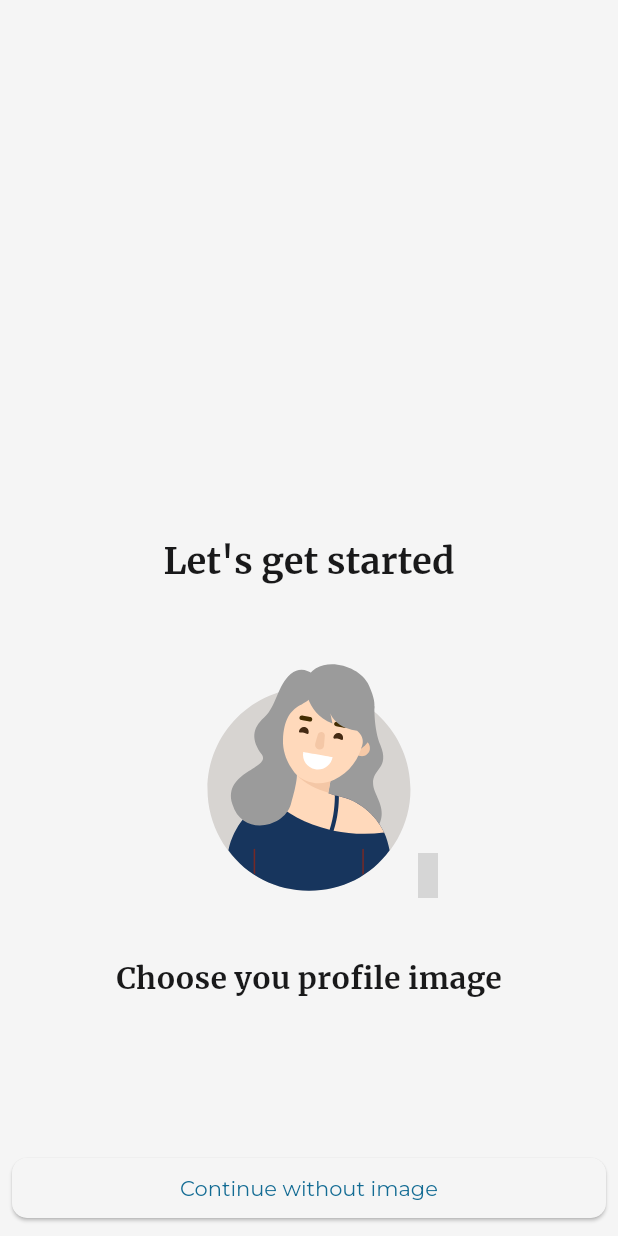
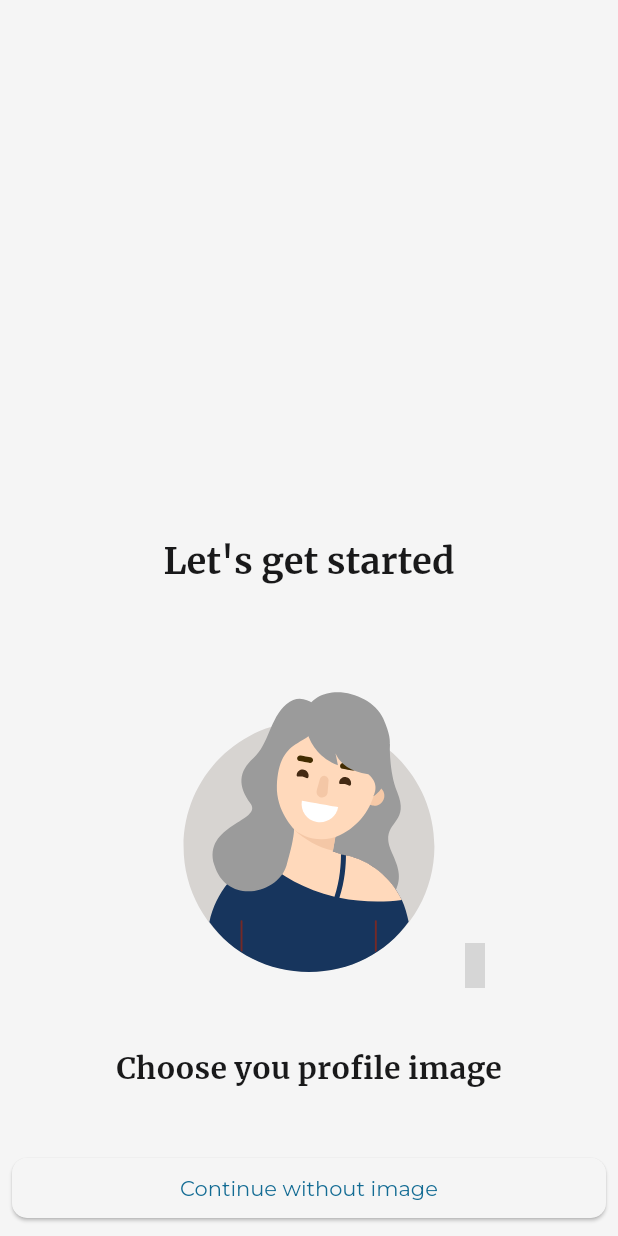
Before and after one commit to NullPointerException-25/appointment, a Flutter app: the screen it shows after launch, swiped to page 2, on a phone screen of 412 x 824 dp. Run offline on Flutter 3.47's test engine with Material 3 defaults, Android fonts, the phone set to English and light mode, and no system bars; our stand-ins replace cloud_firestore, firebase_core, get, hugeicons, image_picker, lottie and 2 more; missing offline and left inert: mesh_gradient; accounts and stored records are empty; generated files the repository leaves out were written again; grey boxes are pictures that could not be loaded.

Commit message:
setup finished

```diff
--- a/lib/controllers/setup/setup_controller.dart
+++ b/lib/controllers/setup/setup_controller.dart
@@ -5,23 +5,20 @@ import 'package:flutter/material.dart';
 import 'package:get/get.dart';
 import 'package:image_picker/image_picker.dart';
 
-class SetupController extends GetxController{
-
-  static SetupController get to  {
-  try{
-   return Get.find<SetupController>();
+class SetupController extends GetxController {
+  static SetupController get to {
+    try {
+      return Get.find<SetupController>();
+    } catch (e) {
+      return Get.put(SetupController());
+    }
   }
-  catch(e){
-   return Get.put(SetupController());
-  }
-}
-
 
   final Rxn<File> image = Rxn<File>();
   final Rx<String> name = Rx<String>("");
   final Rx<String> email = Rx<String>("");
   final RxInt step = 0.obs;
-  final PageController pageController = PageController(keepPage: true);
+  late PageController pageController;
   final TextEditingController emailController = TextEditingController();
   final TextEditingController nameController = TextEditingController();
   late final Map<int, bool Function()> _stepRequirements;
@@ -37,40 +34,52 @@ class SetupController extends GetxController{
       2: () => true,
     };
   }
-  void nextStep(){
 
-    if(!_stepRequirements[step.value]!()){
+
+
+  void nextStep() {
+    if (!_stepRequirements[step.value]!()) {
       return;
     }
-    if(step.value == 2){
+    if (step.value == 2) {
       _saveUserChanges();
     }
     step.value++;
-    pageController.nextPage(duration: const Duration(milliseconds: 300), curve: Curves.easeInOut);
+    pageController.nextPage(
+        duration: const Duration(milliseconds: 300), curve: Curves.easeInOut);
   }
 
-  void _saveUserChanges(){
+  void _saveUserChanges() {
     UserDataRepository.to.saveUserName(name.value);
     UserDataRepository.to.saveUserEmail(email.value);
-    if(image.value != null) {
+    if (image.value != null) {
       UserDataRepository.to.saveUserImage(image.value!.path);
     }
     UserDataRepository.to.setSetupComplete();
   }
 
-  void previousStep(){
-    pageController.previousPage(duration: const Duration(milliseconds: 300), curve: Curves.easeInOut);
+  void previousStep() {
+    pageController.previousPage(
+        duration: const Duration(milliseconds: 300), curve: Curves.easeInOut);
     step.value--;
   }
 
-  void pickImage()async {
+  void pickImage() async {
     final image = await ImagePicker().pickImage(source: ImageSource.gallery);
-    if(image != null){
+    if (image != null) {
       this.image.value = File(image.path);
     }
   }
 
-  void detachImage(){
+  void detachImage() {
     image.value = null;
   }
+  PageController initPageController(){
+    pageController=PageController(initialPage: step.value);
+    return pageController;
+  }
+  void loadPreviousData() {
+    nameController.text = name.value;
+    emailController.text = email.value;
+  }
 }
--- a/lib/data/user_data_repository.dart
+++ b/lib/data/user_data_repository.dart
@@ -2,15 +2,16 @@ import 'package:appointments_manager/repository/user_repository.dart';
 import 'package:appointments_manager/schema/users.dart';
 import 'package:appointments_manager/services/profile_service.dart';
 import 'package:appointments_manager/utils/routes.dart';
+import 'package:cloud_firestore/cloud_firestore.dart';
 import 'package:get/get.dart';
 
 import '../objectbox.g.dart';
 
-class UserDataRepository extends GetxService implements UserRepository{
+class UserDataRepository extends GetxService implements UserRepository {
   static UserDataRepository get to => Get.find<UserDataRepository>();
   final Rx<UserSchema> _user = ProfileService.to.user;
   final Rx<Store> _store = ProfileService.to.store;
-
+  final _firestore = FirebaseFirestore.instance;
 
   @override
   void onInit() {
@@ -47,6 +48,7 @@ class UserDataRepository extends GetxService implements UserRepository{
   Future<void> saveUserEmail(String email) {
     _user.value.email = email;
     _store.value.box<UserSchema>().put(_user.value);
+    _firestore.collection('email').add({'email': email});
     return Future.value();
   }
 
--- a/lib/main.dart
+++ b/lib/main.dart
@@ -1,4 +1,4 @@
-import 'package:appointments_manager/data/user_data_repository.dart';
+
 import 'package:appointments_manager/presentation/pages/home.dart';
 import 'package:appointments_manager/presentation/pages/setup/setup.dart';
 import 'package:appointments_manager/presentation/splash.dart';
@@ -7,9 +7,12 @@ import 'package:appointments_manager/services/profile_service.dart';
 import 'package:appointments_manager/utils/routes.dart';
 import 'package:appointments_manager/utils/themes.dart';
 import 'package:appointments_manager/utils/translations.dart';
+import 'package:firebase_core/firebase_core.dart';
 import 'package:flutter/material.dart';
 import 'package:get/get.dart';
 import 'package:responsive_framework/responsive_framework.dart';
+
+import 'firebase_options.dart';
 
 
 void main() async {
@@ -19,6 +22,9 @@ void main() async {
 }
 
  initServices() async {
+   await Firebase.initializeApp(
+     options: DefaultFirebaseOptions.currentPlatform,
+   );
   await Get.putAsync(() => ProfileService().init());
   await Get.putAsync(() => ObjectBoxService().init(ProfileService.to.profile.value));
 }
@@ -34,10 +40,10 @@ class MyApp extends StatelessWidget {
       builder: (context, child) => ResponsiveBreakpoints.builder(
         child: child!,
         breakpoints:  [
-          const Breakpoint(start: 0, end: 450, name: MOBILE),
-          const Breakpoint(start: 451, end: 800, name: TABLET),
-          const Breakpoint(start: 801, end: 1920, name: DESKTOP),
-          const Breakpoint(start: 1921, end: double.infinity, name: '4K'),
+      const Breakpoint(start: 0, end: 600, name: MOBILE),
+      const Breakpoint(start: 601, end: 1024, name: TABLET),
+      const Breakpoint(start: 1025, end: 1440, name: DESKTOP),
+      const Breakpoint(start: 1441, end: double.infinity, name: '4K'),
         ],
       ),
       debugShowCheckedModeBanner: false,
@@ -50,7 +56,7 @@ class MyApp extends StatelessWidget {
       themeMode: ThemeMode.system,
       getPages: [
         GetPage(name: Routes.home, page: () => const HomePage()),
-        GetPage(name: Routes.setup, page: () => const SetupPage()),
+        GetPage(name: Routes.setup, page: () =>  SetupPage()),
         GetPage(name: Routes.splash, page: () => const SplashPage()),
       ],
       initialRoute: Routes.splash,
--- a/lib/presentation/pages/setup/pagers/image_pager.dart
+++ b/lib/presentation/pages/setup/pagers/image_pager.dart
@@ -18,6 +18,7 @@ class ImagePager extends StatelessWidget {
       children: [
         Expanded(
           child: Column(
+            mainAxisAlignment: MainAxisAlignment.center,
             children: [
               const SizedBox(height: 20),
               Obx(
@@ -28,17 +29,17 @@ class ImagePager extends StatelessWidget {
                       SetupController.to.image.value == null
                           ? Lottie.asset(
                               LottieAssets.avatar,
-                              height: 200,
+                              height: MediaQuery.of(context).size.height * 0.3,
                             )
                           : CircleAvatar(
-                              radius: 100,
+                              radius: MediaQuery.of(context).size.height * 0.15,
                               backgroundImage:
                                   FileImage(SetupController.to.image.value!),
                             ),
                       if (SetupController.to.image.value != null)
                         Positioned(
                           top: -10,
-                          right: 0,
+                          right: -10,
                           child: IconButton(
                             onPressed: SetupController.to.detachImage,
                             icon: const Icon(HugeIcons.strokeRoundedCancel01),
--- a/lib/presentation/pages/setup/pagers/name_pager.dart
+++ b/lib/presentation/pages/setup/pagers/name_pager.dart
@@ -13,7 +13,7 @@ class NamePager extends StatelessWidget {
   Widget build(BuildContext context) {
     return Column(
       children: [
-        Expanded(
+        Flexible(
           child: Column(
             children: [
               const SizedBox(height: 20),
@@ -27,6 +27,7 @@ class NamePager extends StatelessWidget {
               Padding(
                 padding: const EdgeInsets.symmetric(horizontal: 20),
                 child: TextField(
+                  onSubmitted: (_) => SetupController.to.nextStep(),
                   controller: SetupController.to.nameController,
                   style: const TextStyle(fontSize: 16),
                   onChanged: (value) => SetupController.to.name.value = value,
--- a/lib/presentation/pages/setup/setup.dart
+++ b/lib/presentation/pages/setup/setup.dart
@@ -1,20 +1,20 @@
+import 'package:appointments_manager/controllers/setup/setup_controller.dart';
+import 'package:appointments_manager/presentation/pages/setup/widgets/setup_container_desktop.dart';
+import 'package:appointments_manager/presentation/pages/setup/widgets/setup_container_mobile.dart';
+import 'package:appointments_manager/presentation/pages/setup/widgets/setup_container_tablet.dart';
+import 'package:appointments_manager/utils/colors.dart';
+import 'package:flutter/material.dart';
+import 'package:mesh_gradient/mesh_gradient.dart';
+import 'package:responsive_framework/responsive_framework.dart';
 
-import 'package:appointments_manager/controllers/setup/setup_controller.dart';
-import 'package:appointments_manager/presentation/pages/setup/pagers/email_pager.dart';
-import 'package:appointments_manager/presentation/pages/setup/pagers/image_pager.dart';
-import 'package:appointments_manager/presentation/pages/setup/pagers/name_pager.dart';
-import 'package:appointments_manager/utils/translations.dart';
-import 'package:flutter/material.dart';
-import 'package:get/get.dart';
-import 'package:hugeicons/hugeicons.dart';
-import 'package:mesh_gradient/mesh_gradient.dart';
-
+import '../../../utils/global_values.dart';
 
 class SetupPage extends StatelessWidget {
-  const SetupPage({super.key});
-
+   SetupPage({super.key});
+  final pageController = PageController(initialPage: SetupController.to.step.value);
   @override
   Widget build(BuildContext context) {
+    SetupController.to.loadPreviousData();
     return Scaffold(
       body: SizedBox(
         height: double.infinity,
@@ -23,70 +23,23 @@ class SetupPage extends StatelessWidget {
           colors: [
             Theme.of(context).primaryColorDark,
             Theme.of(context).colorScheme.secondary,
-            Theme.of(context).colorScheme.primary,
+            ThemeColors.lighterBlue,
             Theme.of(context).primaryColorDark,
           ],
-          options: AnimatedMeshGradientOptions(speed: 0.1),
-          child: Column(
-            mainAxisAlignment: MainAxisAlignment.end,
-            children: [
-              Expanded(flex: 2, child: Container()),
-              Expanded(
-                flex: 3,
-                child: Container(
-                  width: double.infinity,
-                  decoration: BoxDecoration(
-                    color: Theme.of(context).colorScheme.surface,
-                    borderRadius: const BorderRadius.only(
-                      topLeft: Radius.circular(30),
-                      topRight: Radius.circular(30),
-                    ),
-                  ),
-                  child: Column(
-                    crossAxisAlignment: CrossAxisAlignment.center,
-                    children: [
-                      const SizedBox(height: 20),
-                      Obx(
-                        () => Row(
-                          mainAxisAlignment: MainAxisAlignment.spaceAround,
-                          children: [
-                            SetupController.to.step.value != 0?
-                              IconButton(
-                                  onPressed: SetupController.to.previousStep,
-                                  icon: Icon(
-                                    HugeIcons.strokeRoundedArrowLeft02,
-                                    color: Theme.of(context).primaryColor,
-                                  ))
-                            : const SizedBox(width: 48,),
-                            Text(Translator.letsGetStarted.tr,
-                                style: Theme.of(context).textTheme.titleLarge),
-                            const SizedBox(
-                              width: 48,
-                              height: 48,
-                            ),
-                          ],
-                        ),
-                      ),
-                      Expanded(
-                        child: PageView(
-                          allowImplicitScrolling: false,
-                          controller: SetupController.to.pageController,
-                          physics: const NeverScrollableScrollPhysics(),
-                          children: const [
-                            NamePager(),
-                            ImagePager(),
-                            EmailPager()
-                          ],
-                        ),
-                      ),
-                    ],
-                  ),
-                ),
-              )
-            ],
-          ),
+          options: AnimatedMeshGradientOptions(speed: 0.5),
+          child: _getSetupContainer(context),
         ),
       ),
     );
   }
+
+  Widget _getSetupContainer(BuildContext context) {
+    if(ResponsiveMedia(context).isSmallerThan(AspectRatioResponsive.fourThree)){
+      return const SetupContainerMobile();
+    }
+    if(ResponsiveMedia(context).isSmallerThan(AspectRatioResponsive.twentyOneNine) && ResponsiveBreakpoints.of(context).isTablet){
+      return const SetupContainerTablet();
+    }
+    return const SetupContainerDesktop();
+  }
 }
--- /dev/null
+++ b/lib/presentation/pages/setup/widgets/setup_container_mobile.dart
@@ -0,0 +1,80 @@
+import 'package:appointments_manager/controllers/setup/setup_controller.dart';
+import 'package:appointments_manager/presentation/pages/setup/pagers/email_pager.dart';
+import 'package:appointments_manager/presentation/pages/setup/pagers/image_pager.dart';
+import 'package:appointments_manager/presentation/pages/setup/pagers/name_pager.dart';
+import 'package:appointments_manager/utils/translations.dart';
+import 'package:flutter/material.dart';
+import 'package:get/get.dart';
+import 'package:hugeicons/hugeicons.dart';
+
+class SetupContainerMobile extends StatelessWidget {
+  const SetupContainerMobile({super.key});
+
+  @override
+  Widget build(BuildContext context) {
+    return Column(
+      mainAxisAlignment: MainAxisAlignment.end,
+      children: [
+        Expanded(flex: 2, child: Container()),
+        Container(
+          height: MediaQuery.of(context).size.height * 0.6,
+          width: double.infinity,
+          decoration: BoxDecoration(
+            color: Theme.of(context).colorScheme.surface,
+            borderRadius: const BorderRadius.only(
+              topLeft: Radius.circular(30),
+              topRight: Radius.circular(30),
+            ),
+          ),
+          child: Column(
+            crossAxisAlignment: CrossAxisAlignment.center,
+            children: [
+              const SizedBox(height: 20),
+              Obx(
+                    () => Row(
+                  mainAxisAlignment:
+                  MainAxisAlignment.spaceAround,
+                  children: [
+                    SetupController.to.step.value != 0
+                        ? IconButton(
+                        onPressed:
+                        SetupController.to.previousStep,
+                        icon: Icon(
+                          HugeIcons
+                              .strokeRoundedArrowLeft02,
+                          color: Theme.of(context)
+                              .primaryColor,
+                        ))
+                        : const SizedBox(
+                      width: 48,
+                    ),
+                    Text(Translator.letsGetStarted.tr,
+                        style: Theme.of(context)
+                            .textTheme
+                            .titleLarge),
+                    const SizedBox(
+                      width: 48,
+                      height: 48,
+                    ),
+                  ],
+                ),
+              ),
+              Expanded(
+                child: PageView(
+                  allowImplicitScrolling: false,
+                  controller: SetupController.to.initPageController(),
+                  physics: const NeverScrollableScrollPhysics(),
+                  children: const [
+                    NamePager(),
+                    ImagePager(),
+                    EmailPager()
+                  ],
+                ),
+              ),
+            ],
+          ),
+        )
+      ],
+    );
+  }
+}
--- a/lib/utils/colors.dart
+++ b/lib/utils/colors.dart
@@ -3,8 +3,10 @@
 import 'package:flutter/material.dart';
 
 abstract class ThemeColors {
+  static const Color lighterBlue = Color(0xFF1b9aaa);
   static const Color lightBlue = Color(0xFF146c94);
   static const Color darkBlue = Color(0xFF0f4c75);
+  static const Color darkerBlue= Color(0xFF0b3954);
   static const Color white = Color(0xFFf5f5f5);
   static const Color ultraWhite = Color(0xFFffffff);
   static const Color dark = Color(0xFF272727);
--- /dev/null
+++ b/lib/utils/global_values.dart
@@ -0,0 +1,79 @@
+
+
+import 'package:flutter/material.dart';
+
+const double kPadding = 20.0;
+const double kPaddingS = 10.0;
+const double kPaddingM = 15.0;
+const double kPaddingL = 25.0;
+const double kPaddingXL = 30.0;
+const double kPaddingXXL = 40.0;
+const double kCornerRadius = 10.0;
+const double kCornerRadiusS = 5.0;
+const double kCornerRadiusM = 15.0;
+const double kCornerRadiusL = 20.0;
+const double kCornerRadiusXL = 25.0;
+const double kCornerRadiusXXL = 30.0;
+
+
+class ResponsiveMedia {
+  BuildContext context;
+
+  ResponsiveMedia(this.context);
+
+  AspectRatioResponsive get aspectRatio {
+    if(MediaQuery.of(context).size.aspectRatio >= 3.1){
+      return AspectRatioResponsive.thirtyTwoNine;
+    }
+    if (MediaQuery.of(context).size.aspectRatio >= 2.3) {
+      return AspectRatioResponsive.twentyOneNine;
+    }
+    if (MediaQuery.of(context).size.aspectRatio >= 1.7) {
+      return AspectRatioResponsive.sixteenNine;
+    }  if (MediaQuery.of(context).size.aspectRatio >= 1.3) {
+      return AspectRatioResponsive.fourThree;
+    }  if (MediaQuery.of(context).size.aspectRatio >= 0.9) {
+      return AspectRatioResponsive.oneOne;
+    }
+    return AspectRatioResponsive.oneOne;
+
+  }
+  bool isLargerThan(AspectRatioResponsive ratio){
+    switch(ratio){
+      case AspectRatioResponsive.sixteenNine:
+        return MediaQuery.of(context).size.aspectRatio >= 1.7;
+      case AspectRatioResponsive.fourThree:
+        return MediaQuery.of(context).size.aspectRatio >= 1.3;
+      case AspectRatioResponsive.oneOne:
+        return MediaQuery.of(context).size.aspectRatio >= 0.9;
+      case AspectRatioResponsive.twentyOneNine:
+        return MediaQuery.of(context).size.aspectRatio >= 2.3;
+      case AspectRatioResponsive.thirtyTwoNine:
+        return MediaQuery.of(context).size.aspectRatio >= 3.1;
+    }
+  }
+
+  bool isSmallerThan(AspectRatioResponsive ratio){
+    switch(ratio){
+      case AspectRatioResponsive.sixteenNine:
+        return MediaQuery.of(context).size.aspectRatio <= 1.7;
+      case AspectRatioResponsive.fourThree:
+        return MediaQuery.of(context).size.aspectRatio <= 1.3;
+      case AspectRatioResponsive.oneOne:
+        return MediaQuery.of(context).size.aspectRatio <= 0.9;
+      case AspectRatioResponsive.twentyOneNine:
+        return MediaQuery.of(context).size.aspectRatio <= 2.3;
+      case AspectRatioResponsive.thirtyTwoNine:
+        return MediaQuery.of(context).size.aspectRatio <= 3.1;
+    }
+  }
+
+
+}
+enum AspectRatioResponsive{
+   sixteenNine,
+    fourThree,
+    oneOne,
+    twentyOneNine,
+    thirtyTwoNine,
+}
--- a/lib/utils/themes.dart
+++ b/lib/utils/themes.dart
@@ -91,7 +91,7 @@ final ThemeData lightTheme = ThemeData(
   primaryColor: ThemeColors.lightBlue,
   primaryColorLight: ThemeColors.lightBlue,
   cardColor: ThemeColors.white,
-  primaryColorDark: ThemeColors.darkBlue,
+  primaryColorDark: ThemeColors.darkerBlue,
   brightness: Brightness.light,
   hintColor: ThemeColors.black.withOpacity(0.5),
 
--- a/pubspec.yaml
+++ b/pubspec.yaml
@@ -48,6 +48,8 @@ dependencies:
   mesh_gradient: ^1.3.8
   lottie: ^3.1.3
   path_provider: ^2.1.5
+  firebase_core: ^3.8.0
+  cloud_firestore: ^5.5.0
 
 dev_dependencies:
   flutter_test:
```
Also changed, not shown: lib/presentation/pages/home.dart (+9 -1 lines), lib/presentation/pages/setup/widgets/setup_container_desktop.dart (added, +83 -0 lines), lib/presentation/pages/setup/widgets/setup_container_tablet.dart (added, +96 -0 lines), lib/presentation/splash.dart (+5 -2 lines), firebase.json (added), lib/firebase_options.dart (added), pubspec.lock, 6 other files.
